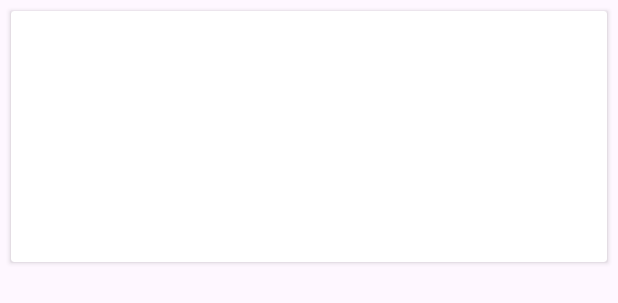
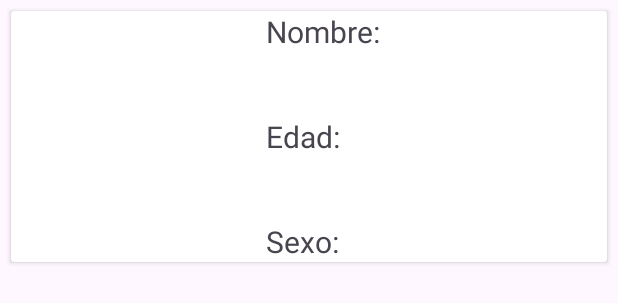
Before and after one commit to saraimiku123/adopcan, an Android app: the layout list_layout.xml on its own in the app's theme, with its tools: preview values and no code run, on a phone screen of 412 x 824 dp. Shown: the top 303 px of the screen. Run offline under Robolectric (Android 15) with nearby library versions, the phone set to English and light mode, and no system bars; network calls fail.

```diff
--- a/app/src/main/java/com/example/adopcan/Catalogo_MascotasFragment.java
+++ b/app/src/main/java/com/example/adopcan/Catalogo_MascotasFragment.java
@@ -1,3 +1,4 @@
+
 package com.example.adopcan;
 
 import android.os.Bundle;
--- a/app/src/main/java/com/example/adopcan/Prueba.java
+++ b/app/src/main/java/com/example/adopcan/Prueba.java
@@ -38,7 +38,7 @@ public class Prueba extends AppCompatActivity {
 
             }
             else if(id==R.id.catalogo){
-                replaceFragment(new FormularioAdopcionFragment());
+                replaceFragment(new Catalogo_MascotasFragment());
 
             }
 
--- a/app/src/main/res/layout/list_layout.xml
+++ b/app/src/main/res/layout/list_layout.xml
@@ -25,6 +25,7 @@
             android:layout_width="match_parent"
             android:layout_height="wrap_content"
             android:layout_marginStart="170dp"
+            android:text="Nombre:"
             android:textSize="20dp" />
 
             <TextView
@@ -33,7 +34,8 @@
                 android:layout_height="wrap_content"
                 android:layout_marginStart="170dp"
                 android:layout_marginTop="70dp"
-                android:textSize="20dp" />
+                android:textSize="20dp"
+                android:text="Edad:"/>
 
 
 
@@ -43,6 +45,7 @@
                 android:layout_height="wrap_content"
                 android:layout_marginTop="140dp"
                 android:layout_marginStart="170dp"
+                android:text="Sexo:"
                 android:textSize="20dp" />
 
         </RelativeLayout>
```
Also changed, not shown: app/src/main/java/com/example/adopcan/Adapter.java (+4 -3 lines), app/src/main/java/com/example/adopcan/Ficha_MascotaFragment.java (added, +23 -0 lines), app/src/main/res/layout/fragment_ficha__mascota.xml (added, +14 -0 lines).
